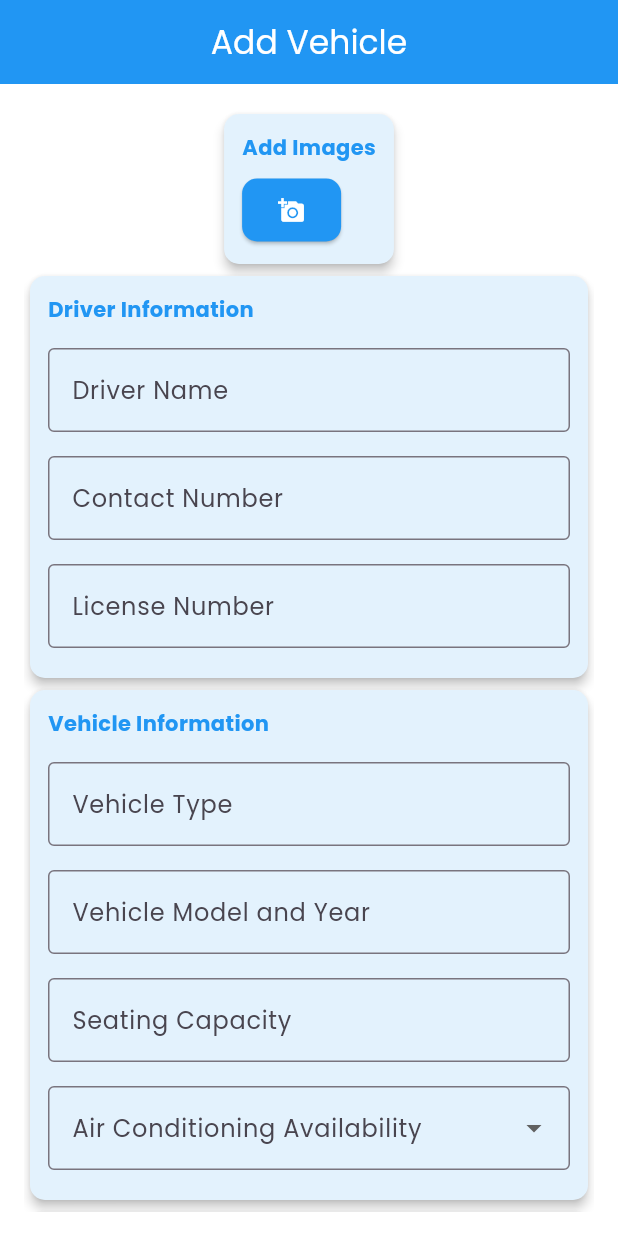
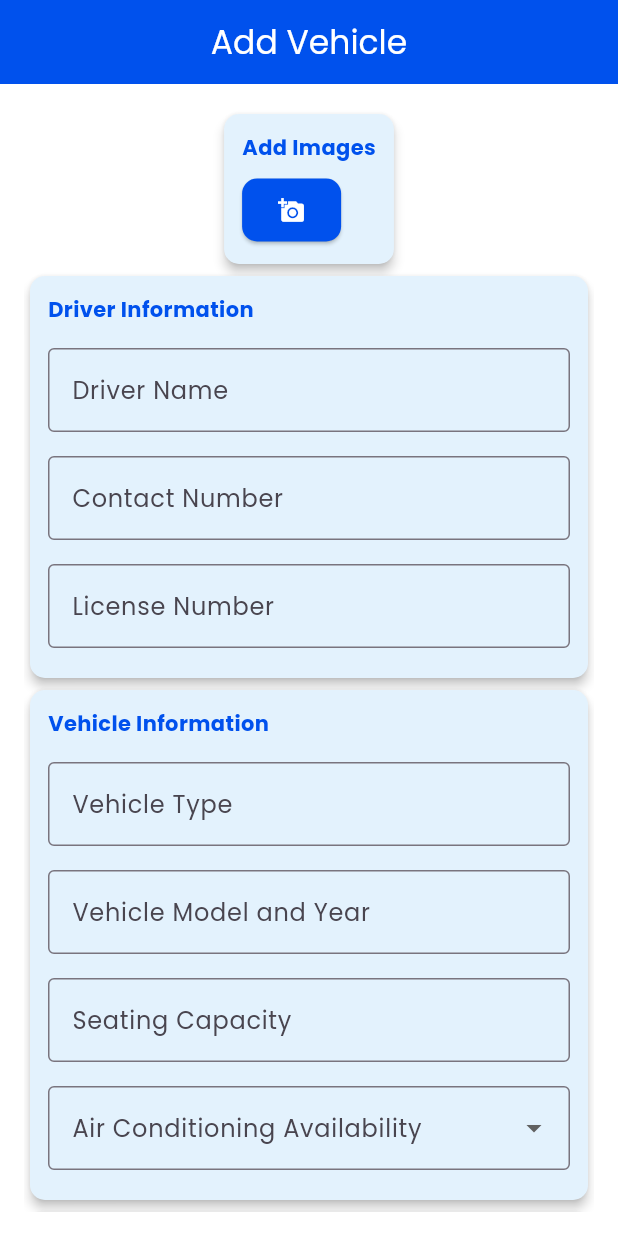
Before and after one commit to wathilaDewnaka/ridelanka-mobile-app-client, a Flutter app: the screen it shows after launch, on a phone screen of 412 x 824 dp. Run offline on Flutter 3.47's test engine with Material 3 defaults, Android fonts, the phone set to English and light mode, and no system bars; our stand-ins replace firebase_core; accounts and stored records are empty.

Commit message:
modified the page

```diff
--- a/lib/src/screens/driver/vehicle_add.dart
+++ b/lib/src/screens/driver/vehicle_add.dart
@@ -21,7 +21,7 @@ class VehicleAddScreen extends StatelessWidget {
     return Scaffold(
       appBar: AppBar(
         title: Text('Add Vehicle', style: TextStyle(color: Colors.white)),
-        backgroundColor: Colors.blue,
+        backgroundColor: Color(0xFF0051ED),
         centerTitle: true,
       ),
       body: Padding(
@@ -57,7 +57,8 @@ class VehicleAddScreen extends StatelessWidget {
                 onPressed: () {
                   Navigator.push(
                     context,
-                    MaterialPageRoute(builder: (context) => VehicleAddScreen()),
+                    MaterialPageRoute(
+                        builder: (context) => VehicleAddScreen2()),
                   );
                 },
                 style: elevatedButtonStyle(),
@@ -85,7 +86,7 @@ class VehicleAddScreen2 extends StatelessWidget {
     return Scaffold(
       appBar: AppBar(
         title: Text('Add Vehicle', style: TextStyle(color: Colors.white)),
-        backgroundColor: Colors.blue,
+        backgroundColor: Color(0xFF0051ED),
         centerTitle: true,
       ),
       body: Padding(
@@ -171,8 +172,8 @@ Widget buildCard(String title, List<Widget> children) {
         crossAxisAlignment: CrossAxisAlignment.start,
         children: [
           Text(title,
-              style:
-                  TextStyle(fontWeight: FontWeight.bold, color: Colors.blue)),
+              style: TextStyle(
+                  fontWeight: FontWeight.bold, color: Color(0xFF0051ED))),
           SizedBox(height: 8),
           ...children,
         ],
@@ -183,7 +184,7 @@ Widget buildCard(String title, List<Widget> children) {
 
 ButtonStyle elevatedButtonStyle() {
   return ElevatedButton.styleFrom(
-    backgroundColor: Colors.blue,
+    backgroundColor: Color(0xFF0051ED),
     shape: RoundedRectangleBorder(borderRadius: BorderRadius.circular(10)),
     padding: EdgeInsets.symmetric(vertical: 12, horizontal: 24),
   );
```
Also changed, not shown: 4 other files.
